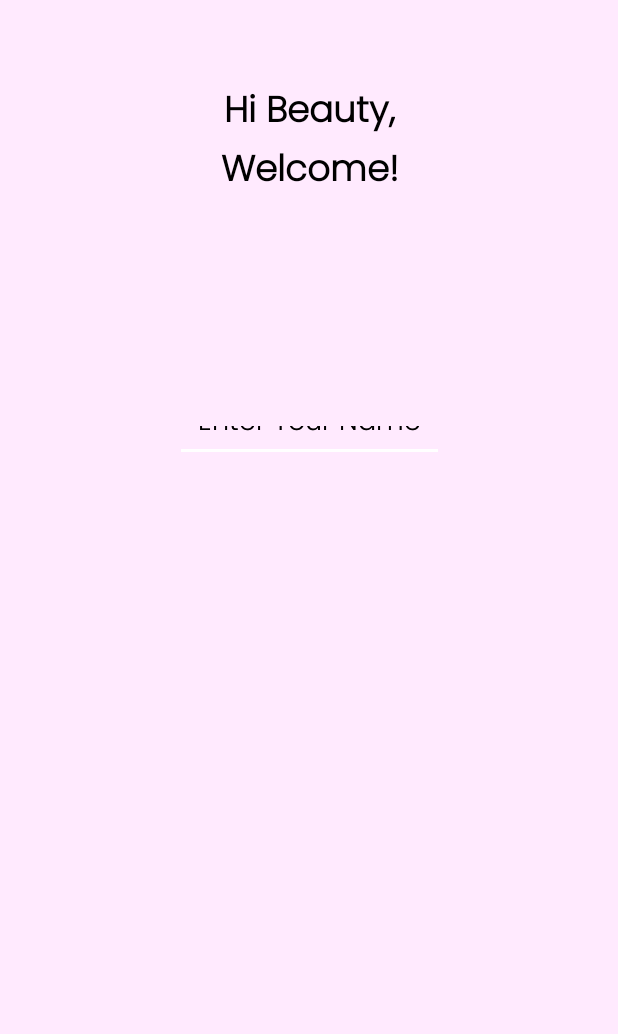
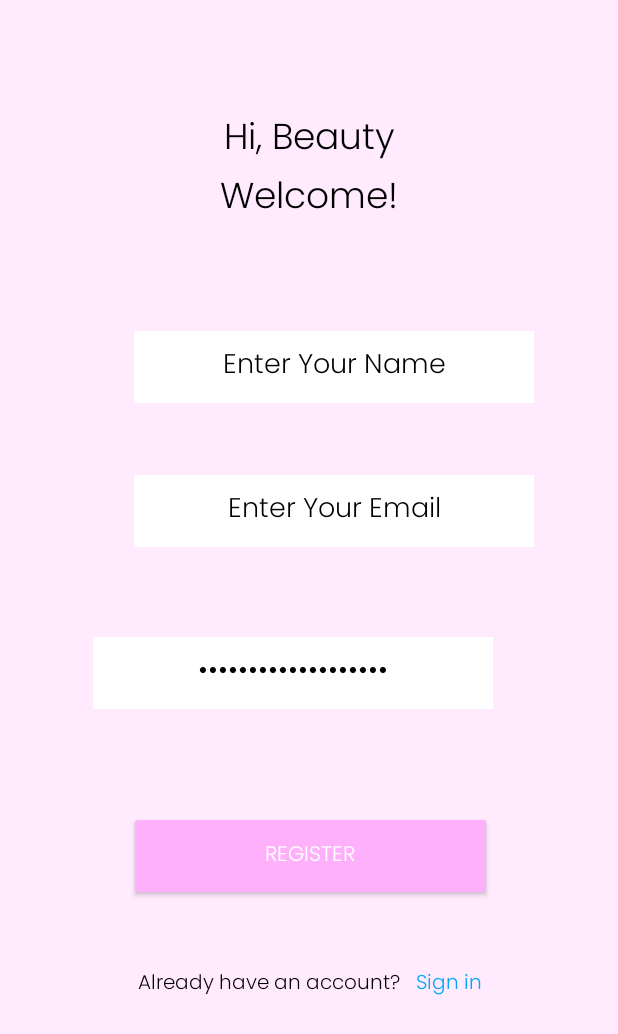
Before and after one commit to verrani/GlowUp, an Android app: the screen it shows after launch (ActivityHome), on a phone screen of 412 x 824 dp. Shown: the top 1034 px of the screen. Run offline under Robolectric (Android 15) with nearby library versions, the phone set to English and light mode, and no system bars.

Commit message:
register page

```diff
--- a/app/build.gradle
+++ b/app/build.gradle
@@ -29,6 +29,9 @@ android {
     }
     compileSdkVersion 31
     buildToolsVersion '31.0.0'
+    buildFeatures {
+        viewBinding true
+    }
 }
 
 dependencies {
@@ -36,6 +39,9 @@ dependencies {
     implementation 'androidx.appcompat:appcompat:1.3.1'
     implementation 'com.google.android.material:material:1.4.0'
     implementation 'androidx.constraintlayout:constraintlayout:2.1.1'
+    implementation 'androidx.annotation:annotation:1.2.0'
+    implementation 'androidx.lifecycle:lifecycle-livedata-ktx:2.3.1'
+    implementation 'androidx.lifecycle:lifecycle-viewmodel-ktx:2.3.1'
     testImplementation 'junit:junit:4.13.2'
     androidTestImplementation 'androidx.test.ext:junit:1.1.3'
     androidTestImplementation 'androidx.test.espresso:espresso-core:3.4.0'
--- a/app/src/main/java/com/example/splashscreen/MainActivity.java
+++ b/app/src/main/java/com/example/splashscreen/MainActivity.java
@@ -2,6 +2,7 @@ package com.example.splashscreen;
 
 import androidx.appcompat.app.AppCompatActivity;
 
+import android.net.wifi.hotspot2.pps.HomeSp;
 import android.os.Bundle;
 import android.content.Intent;
 import android.os.Handler;
--- a/app/src/main/res/layout/activity_home.xml
+++ b/app/src/main/res/layout/activity_home.xml
@@ -5,91 +5,136 @@
     android:layout_width="match_parent"
     android:layout_height="match_parent"
     android:background="#FFEAFE"
-    tools:context=".ActivityHome"
-    tools:layout_editor_absoluteX="-6dp"
-    tools:layout_editor_absoluteY="0dp">
+    tools:context=".ActivityHome">
 
     <TextView
         android:id="@+id/textView"
         android:layout_width="wrap_content"
         android:layout_height="wrap_content"
-        android:layout_marginStart="172dp"
-        android:layout_marginTop="56dp"
-        android:layout_marginEnd="173dp"
+        android:layout_marginStart="150dp"
+        android:layout_marginTop="74dp"
+        android:layout_marginEnd="149dp"
         android:fontFamily="@font/poppins_light"
-        android:text="@string/hi_beauty"
+        android:text="@string/hi_beautyy"
         android:textColor="@color/black"
         android:textSize="24sp"
-        android:textStyle="bold"
         app:layout_constraintEnd_toEndOf="parent"
-        app:layout_constraintHorizontal_bias="0.489"
         app:layout_constraintStart_toStartOf="parent"
-        app:layout_constraintTop_toTopOf="parent"
-        tools:ignore="TextContrastCheck" />
+        app:layout_constraintTop_toTopOf="parent" />
 
     <TextView
         android:id="@+id/textView2"
         android:layout_width="wrap_content"
         android:layout_height="wrap_content"
-        android:layout_marginStart="144dp"
-        android:layout_marginEnd="146dp"
-        android:layout_marginBottom="601dp"
+        android:layout_marginStart="142dp"
+        android:layout_marginEnd="142dp"
         android:fontFamily="@font/poppins_light"
-        android:text="@string/welcome"
+        android:text="@string/welcomee"
         android:textColor="@color/black"
         android:textSize="24sp"
-        android:textStyle="bold"
-        app:layout_constraintBottom_toBottomOf="parent"
         app:layout_constraintEnd_toEndOf="parent"
-        app:layout_constraintHorizontal_bias="1.0"
         app:layout_constraintStart_toStartOf="parent"
-        app:layout_constraintTop_toBottomOf="@+id/textView"
-        app:layout_constraintVertical_bias="0.0" />
+        app:layout_constraintTop_toBottomOf="@+id/textView" />
 
     <EditText
         android:id="@+id/editTextTextPersonName"
-        android:layout_width="179dp"
-        android:layout_height="34dp"
-        android:layout_marginStart="101dp"
-        android:layout_marginEnd="101dp"
-        android:layout_marginBottom="516dp"
-        android:autofillHints=""
-        android:backgroundTint="#FFFFFF"
+        android:layout_width="wrap_content"
+        android:layout_height="wrap_content"
+        android:layout_marginTop="68dp"
+        android:layout_marginEnd="56dp"
+        android:background="@color/white"
         android:ems="10"
         android:fontFamily="@font/poppins_light"
+        android:gravity="center"
+        android:importantForAutofill="no"
         android:inputType="textPersonName"
-        android:paddingLeft="10sp"
-        android:paddingRight="10sp"
-        android:text="@string/name"
-        android:textAlignment="center"
+        android:minHeight="48dp"
+        android:text="@string/enter_your_name"
         android:textColor="@color/black"
-        app:layout_constraintBottom_toBottomOf="parent"
         app:layout_constraintEnd_toEndOf="parent"
+        app:layout_constraintTop_toBottomOf="@+id/textView2" />
+
+    <EditText
+        android:id="@+id/editTextTextEmailAddress"
+        android:layout_width="wrap_content"
+        android:layout_height="wrap_content"
+        android:layout_marginTop="164dp"
+        android:layout_marginEnd="56dp"
+        android:background="@color/white"
+        android:ems="10"
+        android:fontFamily="@font/poppins_light"
+        android:gravity="center"
+        android:importantForAutofill="no"
+        android:inputType="textEmailAddress"
+        android:minHeight="48dp"
+        android:text="Enter Your Email"
+        android:textColor="@color/black"
+        app:layout_constraintEnd_toEndOf="parent"
+        app:layout_constraintTop_toBottomOf="@+id/textView2" />
+
+    <EditText
+        android:id="@+id/editTextTextPassword"
+        android:layout_width="wrap_content"
+        android:layout_height="wrap_content"
+        android:layout_marginStart="62dp"
+        android:layout_marginTop="60dp"
+        android:layout_marginEnd="56dp"
+        android:background="@color/white"
+        android:ems="10"
+        android:fontFamily="@font/poppins_light"
+        android:gravity="center"
+        android:importantForAutofill="no"
+        android:inputType="textPassword"
+        android:minHeight="48dp"
+        android:text="@string/enter_your_password"
+        android:textColor="@color/black"
+        app:layout_constraintEnd_toEndOf="parent"
+        app:layout_constraintHorizontal_bias="0.0"
         app:layout_constraintStart_toStartOf="parent"
-        tools:background="#000000"
+        app:layout_constraintTop_toBottomOf="@+id/editTextTextEmailAddress" />
+
+    <Button
+        android:id="@+id/button"
+        android:layout_width="242sp"
+        android:layout_height="60sp"
+        android:layout_marginTop="68dp"
+        android:layout_marginEnd="84dp"
+        android:backgroundTint="#FEB0FB"
+        android:fontFamily="@font/poppins_light"
+        android:text="@string/register"
+        app:layout_constraintEnd_toEndOf="parent"
+        app:layout_constraintTop_toBottomOf="@+id/editTextTextPassword"
+        tools:ignore="TextContrastCheck" />
+
+    <TextView
+        android:id="@+id/textView3"
+        android:layout_width="wrap_content"
+        android:layout_height="wrap_content"
+        android:layout_marginStart="92dp"
+        android:layout_marginTop="44dp"
+        android:fontFamily="@font/poppins_light"
+        android:text="@string/already_have_an_account"
+        android:textColor="@color/black"
+        android:textSize="13sp"
+        app:layout_constraintStart_toStartOf="parent"
+        app:layout_constraintTop_toBottomOf="@+id/button" />
+
+    <TextView
+        android:id="@+id/textView4"
+        android:layout_width="wrap_content"
+        android:layout_height="wrap_content"
+        android:layout_marginStart="3dp"
+        android:layout_marginTop="44dp"
+        android:layout_marginEnd="70dp"
+        android:fontFamily="@font/poppins_light"
+        android:text="@string/sign_in"
+        android:textColor="@color/Blue"
+        android:textSize="13sp"
+        app:layout_constraintEnd_toEndOf="parent"
+        app:layout_constraintHorizontal_bias="0.25"
+        app:layout_constraintStart_toEndOf="@+id/textView3"
+        app:layout_constraintTop_toBottomOf="@+id/button"
         tools:ignore="TextContrastCheck,TouchTargetSizeCheck" />
 
-    <EditText
-        android:id="@+id/editTextTextPersonName3"
-        android:layout_width="179dp"
-        android:layout_height="34dp"
-        android:layout_marginStart="101dp"
-        android:layout_marginEnd="101dp"
-        android:layout_marginBottom="516dp"
-        android:autofillHints=""
-        android:backgroundTint="#FFFFFF"
-        android:ems="10"
-        android:fontFamily="@font/poppins_light"
-        android:inputType="textPersonName"
-        android:paddingLeft="10sp"
-        android:paddingRight="10sp"
-        android:text="@string/name"
-        android:textAlignment="center"
-        android:textColor="@color/black"
-        app:layout_constraintBottom_toBottomOf="parent"
-        app:layout_constraintEnd_toEndOf="parent"
-        app:layout_constraintStart_toStartOf="parent"
-        tools:background="#000000"
-        tools:ignore="TextContrastCheck,TouchTargetSizeCheck" />
 
 </androidx.constraintlayout.widget.ConstraintLayout>
--- /dev/null
+++ b/app/src/main/res/values-land/dimens.xml
@@ -0,0 +1,3 @@
+<resources>
+    <dimen name="activity_horizontal_margin">48dp</dimen>
+</resources>
--- /dev/null
+++ b/app/src/main/res/values-w1240dp/dimens.xml
@@ -0,0 +1,3 @@
+<resources>
+    <dimen name="activity_horizontal_margin">200dp</dimen>
+</resources>
--- /dev/null
+++ b/app/src/main/res/values-w600dp/dimens.xml
@@ -0,0 +1,3 @@
+<resources>
+    <dimen name="activity_horizontal_margin">48dp</dimen>
+</resources>
--- /dev/null
+++ b/app/src/main/res/values/dimens.xml
@@ -0,0 +1,5 @@
+<resources>
+    <!-- Default screen margins, per the Android Design guidelines. -->
+    <dimen name="activity_horizontal_margin">16dp</dimen>
+    <dimen name="activity_vertical_margin">16dp</dimen>
+</resources>
--- a/app/src/main/res/values/strings.xml
+++ b/app/src/main/res/values/strings.xml
@@ -8,4 +8,21 @@
     <string name="logoo">TODO</string>
     <string name="welcome">Welcome!</string>
     <string name="name">Enter Your Name</string>
+    <string name="hi_beautyy">Hi, Beauty</string>
+    <string name="welcomee">Welcome!</string>
+    <string name="enter_your_name">Enter Your Name</string>
+    <string name="enter_your_password">Enter Your Password</string>
+    <string name="register">Register</string>
+    <string name="already_have_an_account">Already have an account?</string>
+    <string name="sign_in">Sign in</string>
+    <string name="hi_beautyyy">Hi, Beauty</string>
+    <!-- Strings related to login -->
+    <string name="title_activity_login">LoginActivity</string>
+    <string name="prompt_email">Email</string>
+    <string name="prompt_password">Password</string>
+    <string name="action_sign_in">Sign in or register</string>
+    <string name="action_sign_in_short">Sign in</string>
+    <string name="invalid_username">Not a valid username</string>
+    <string name="invalid_password">Password must be >5 characters</string>
+    <string name="login_failed">"Login failed"</string>
 </resources>
```
Also changed, not shown: app/src/main/java/com/example/splashscreen/data/LoginDataSource.java (added, +29 -0 lines), app/src/main/java/com/example/splashscreen/data/LoginRepository.java (added, +54 -0 lines), app/src/main/java/com/example/splashscreen/data/Result.java (added, +48 -0 lines), app/src/main/java/com/example/splashscreen/data/model/LoggedInUser.java (added, +23 -0 lines), app/src/main/java/com/example/splashscreen/ui/login/LoggedInUserView.java (added, +17 -0 lines), app/src/main/java/com/example/splashscreen/ui/login/LoginFormState.java (added, +40 -0 lines), app/src/main/java/com/example/splashscreen/ui/login/LoginResult.java (added, +31 -0 lines), app/src/main/java/com/example/splashscreen/ui/login/LoginViewModel.java (added, +70 -0 lines), app/src/main/java/com/example/splashscreen/ui/login/LoginViewModelFactory.java (added, +26 -0 lines).
